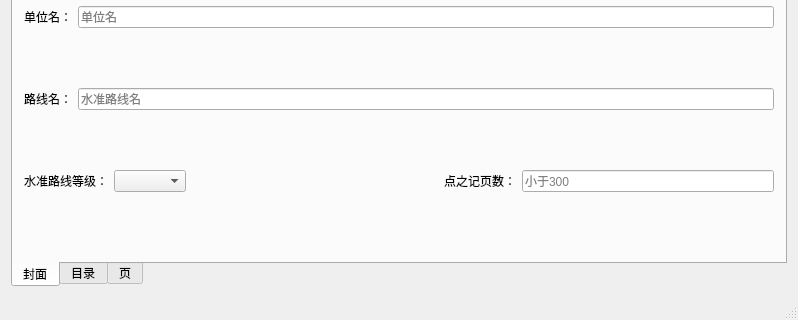
Qt form mainwindow.ui (seasonsfx/PRGen) before a commit; both pictures show x 0 to 798 and y 194 to 514 of the 798 by 514 pixel window.
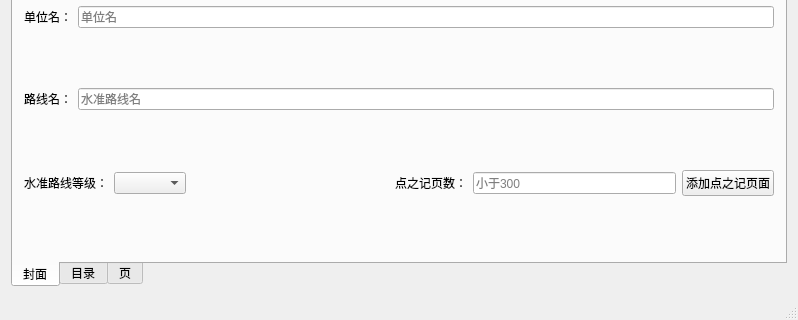
The same form after that commit. Icons and pictures are not drawn.

Commit message: 可以添加点之记页面 Signed-off-by: LimingFu <seasonsfx@gmail.com>

The edit to the form file:
```diff
--- a/mainwindow.ui
+++ b/mainwindow.ui
@@ -177,6 +177,13 @@
                 </property>
                </widget>
               </item>
+              <item>
+               <widget class="QPushButton" name="pushButtonAddPRPages">
+                <property name="text">
+                 <string>添加点之记页面</string>
+                </property>
+               </widget>
+              </item>
              </layout>
             </item>
            </layout>
```
The commit also changes 2 other files.
